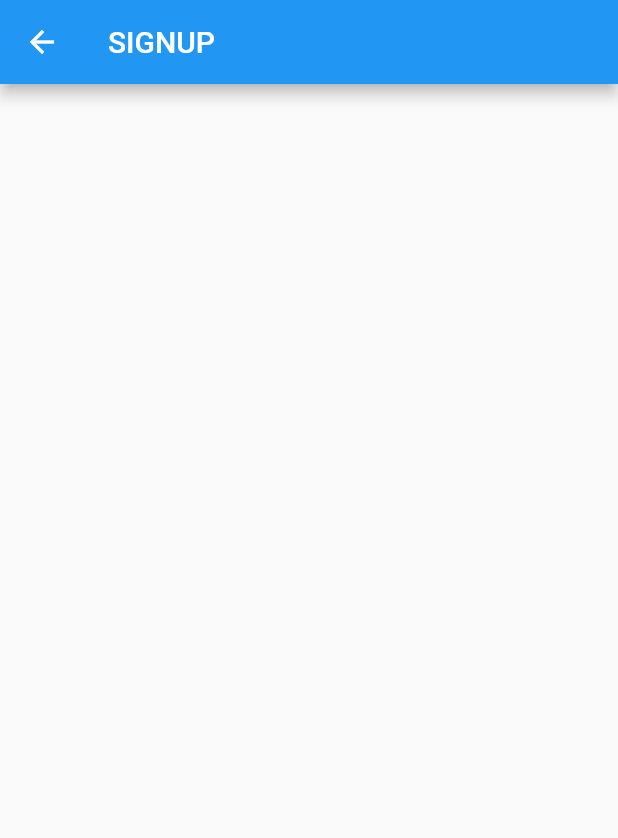
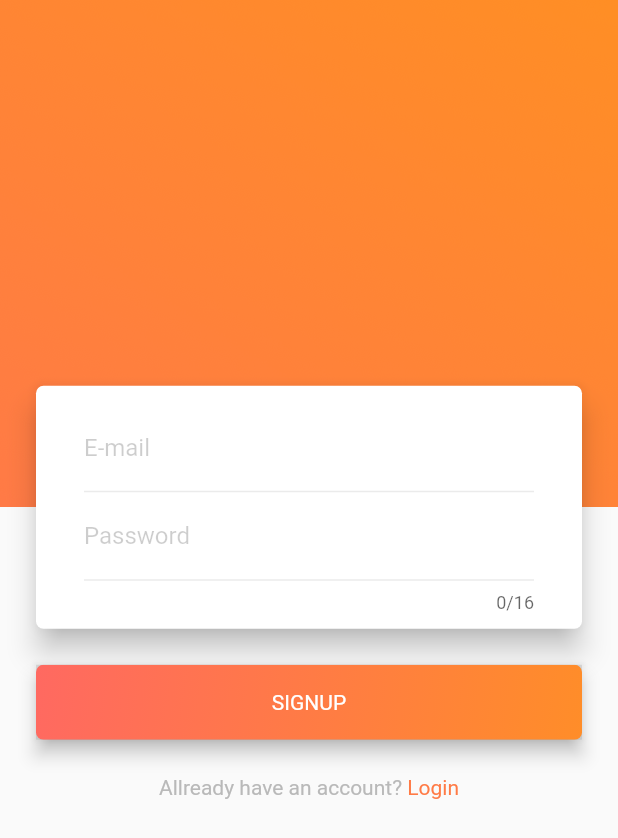
Before and after one commit to MessiQS/Cat_Flutter, a Flutter app: the screen it shows after launch, after a tap on "SIGNUP", on a phone screen of 412 x 824 dp. Shown: the top 838 px of the screen. Run offline on Flutter 3.47's test engine with Material 2 defaults, Android fonts, the phone set to English and light mode, and no system bars.

Commit message:
注册页面

```diff
--- a/lib/app.dart
+++ b/lib/app.dart
@@ -3,6 +3,7 @@ import 'package:flutter/material.dart';
 // pages
 import 'package:cat/pages/sign_up.dart';
 import 'package:cat/pages/welcome.dart';
+import 'package:cat/cats/cat_route.dart';
 
 ///
 /// 判断登录前还是登录后
--- /dev/null
+++ b/lib/cats/cat_colors.dart
@@ -0,0 +1,21 @@
+import 'dart:ui' show Color;
+
+///
+/// 调色板
+///
+class CatColors {
+  CatColors._();
+
+  /// 全局主色调
+  /// RGB FF7B46
+  static const Color globalTintColor = Color(0xFFFF7B46);
+
+  /// TextField TextFromField 底部线默认情况下的颜色
+  static const Color textFieldUnderLineEnableColor = Color(0xFFEBEBEB);
+
+  /// TextField TextFromField 标题栏的颜色
+  static const Color textFieldLabelColor = Color(0x32000000);
+
+  /// TextField TextFromField 占位符的颜色
+  static const Color textFieldPalceHolderColor = Color(0xFFB9B9B9);
+}
--- a/lib/cats/cats.dart
+++ b/lib/cats/cats.dart
@@ -1 +1,2 @@
 export 'cat_base_button.dart';
+export 'cat_colors.dart';
--- a/lib/pages/sign_up.dart
+++ b/lib/pages/sign_up.dart
@@ -1,40 +1,139 @@
 import 'package:flutter/material.dart';
-
-const String SIGN_UP_ROUTE = "cat://sign_up";
-
-// class Account {
-//   Account({
-//     this.email,
-//     this.password,
-//   });
-//   // 邮箱
-//   String email;
-//   // 密码
-//   String password;
-// }
+import 'package:flutter/gestures.dart';
+import 'package:cat/cats/cats.dart';
+import 'dart:math' as math;
 
 ///
 /// 登录页面
 ///
 class SignIn extends StatelessWidget {
-  // 账号
-  // final Account account = Account();
-
-  // final Account account = (Account()
-  //   ..email = ''
-  //   ..password = '');
-
-
   @override
   Widget build(BuildContext context) {
+    final double bgHeight = MediaQuery.of(context).size.height * (11.0 / 26.8);
+    final double menuMarginTop = bgHeight - 81.0;
+    final double menuWidth = MediaQuery.of(context).size.width - 48.0;
+    EdgeInsets edge = EdgeInsets.fromLTRB(24.0, menuMarginTop, 24.0, .0);
+
     return Scaffold(
-      appBar: new AppBar(
-        // Here we take the value from the MyHomePage object that was created by
-        // the App.build method, and use it to set our appbar title.
-        title: new Text("SIGNUP"),
-        elevation: 4.0,
+      body: Stack(
+        children: <Widget>[
+          /// 背景图片
+          Container(
+            width: MediaQuery.of(context).size.width,
+            height: bgHeight,
+            child: Image.asset(
+              'images/sign_up_background.png',
+              fit: BoxFit.fill,
+            ),
+          ),
+          Column(
+            children: <Widget>[
+              // 输入框菜单栏
+              Container(
+                  margin: edge,
+                  width: menuWidth,
+                  height: 162.0,
+                  child: AccountMenuStatefulWidget()),
+              // "SIGNUP" 按钮
+              Container(
+                  margin: EdgeInsets.all(24.0),
+                  height: 50.0,
+                  child: CatBaseButton(onPressed: () => {}, text: "SIGNUP")),
+              // "Allready have an account? Login"
+              Container(
+                  child: new RichText(
+                text: new TextSpan(
+                  text: 'Allready have an account?',
+                  style: TextStyle(fontSize: 14.0, color: Color(0xFFB9B9B9)),
+                  children: <TextSpan>[
+                    new TextSpan(
+                        text: ' Login',
+                        style: TextStyle(color: CatColors.globalTintColor),
+                        recognizer: new TapGestureRecognizer()..onTap = () {}),
+                  ],
+                ),
+              ))
+            ],
+          )
+        ],
       ),
-      body: new ListBody(),
     );
   }
 }
+
+class AccountMenuStatefulWidget extends StatefulWidget {
+  AccountMenuStatefulWidget({Key key, this.email, this.password})
+      : super(key: key);
+  // 邮箱
+  String email;
+  // 密码
+  String password;
+
+  @override
+  _AccountMenuStatefulWidget createState() => _AccountMenuStatefulWidget();
+}
+
+class _AccountMenuStatefulWidget extends State<AccountMenuStatefulWidget> {
+  @override
+  Widget build(BuildContext context) {
+    return Material(
+        elevation: 8.0,
+        color: Colors.white,
+        borderRadius: new BorderRadius.all(new Radius.circular(5.0)),
+        child: Container(
+            padding: EdgeInsets.fromLTRB(32.0, 12.0, 32.0, .0),
+            child: Column(
+              children: <Widget>[
+                /// E-mail
+                TextFormField(
+                  decoration: const InputDecoration(
+                    hintText: 'Your email address',
+                    hintStyle: const TextStyle(
+                        color: CatColors.textFieldPalceHolderColor,
+                        fontSize: 14.0),
+                    labelText: 'E-mail',
+                    labelStyle:
+                        const TextStyle(color: CatColors.textFieldLabelColor),
+                    focusedBorder: const UnderlineInputBorder(
+                      borderSide: const BorderSide(
+                        color: CatColors.globalTintColor,
+                      ),
+                    ),
+                    enabledBorder: const UnderlineInputBorder(
+                      borderSide: const BorderSide(
+                        color: CatColors.textFieldUnderLineEnableColor,
+                      ),
+                    ),
+                  ),
+                  keyboardType: TextInputType.emailAddress,
+                ),
+
+                /// Password
+                TextFormField(
+                  decoration: const InputDecoration(
+                    hintText: 'Your Password',
+                    hintStyle: const TextStyle(
+                        color: CatColors.textFieldPalceHolderColor,
+                        fontSize: 14.0),
+                    labelText: 'Password',
+                    labelStyle:
+                        const TextStyle(color: CatColors.textFieldLabelColor),
+                    focusedBorder: const UnderlineInputBorder(
+                      borderSide: const BorderSide(
+                        color: CatColors.globalTintColor,
+                      ),
+                    ),
+                    enabledBorder: const UnderlineInputBorder(
+                      borderSide: const BorderSide(
+                        color: CatColors.textFieldUnderLineEnableColor,
+                      ),
+                    ),
+                  ),
+                  keyboardType: TextInputType.text,
+                  obscureText: true,
+                  maxLength: 16,
+                ),
+              ],
+            )));
+  }
+}
--- a/lib/pages/welcome.dart
+++ b/lib/pages/welcome.dart
@@ -1,7 +1,7 @@
 import 'package:flutter/material.dart';
 import 'package:cat/cats/cats.dart';
-
-const String WELCOME_ROUTE = "cat://welcome";
+import 'package:cat/cats/cat_route.dart';
+// const String WELCOME_ROUTE = "cat://welcome";
 
 ///
 /// 欢迎页
@@ -10,20 +10,20 @@ class Welcome extends StatelessWidget {
   @override
   Widget build(BuildContext context) {
     return Scaffold(
-        body: new Center(
-            child: new Column(
+        body: Center(
+            child: Column(
       children: <Widget>[
         /// 顶部图片
-        new Image.asset(
+        Image.asset(
           'images/welcome_header.png',
           height: 305.0,
           fit: BoxFit.fitHeight,
         ),
 
         /// 中间文字
-        new Container(
+        Container(
           margin: const EdgeInsets.fromLTRB(.0, 63.0, .0, .0),
-          child: new Image.asset(
+          child: Image.asset(
             'images/welcome_text.png',
             height: 96.0,
             fit: BoxFit.fitHeight,
@@ -31,13 +31,13 @@ class Welcome extends StatelessWidget {
         ),
 
         /// SIGNIN 按钮
-        new Container(
+        Container(
           margin: const EdgeInsets.fromLTRB(.0, 63.0, .0, .0),
           // margin: const EdgeInsets.only(bottom:20.0),
           height: 40.0,
           width: 230.0,
-          child: new CatBaseButton(
-              onPressed: () => Navigator.of(context).pushNamed('cat://sign_up'),
+          child: CatBaseButton(
+              onPressed: () => Navigator.of(context).pushNamed(SIGN_UP_ROUTE),
               text: "SIGNUP"),
         ),
       ],
--- a/pubspec.yaml
+++ b/pubspec.yaml
@@ -41,6 +41,7 @@ flutter:
    - images/welcome_header.png
    - images/welcome_text.png
    - images/welcome_sign_up_button.png
+   - images/sign_up_background.png
 
 
   # An image asset can refer to one or more resolution-specific "variants", see
```
Also changed, not shown: images/2.0x/sign_up_background.png (added), images/3.0x/sign_up_background.png (added), images/sign_up_background.png (added), lib/pages/login.dart (added).
